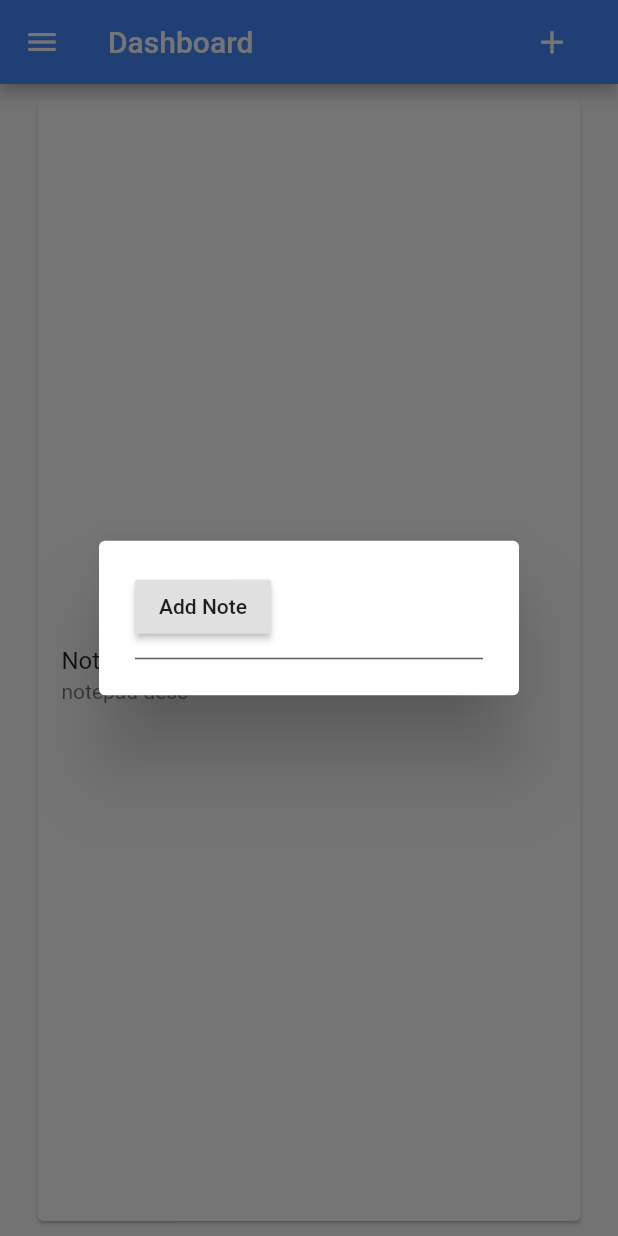
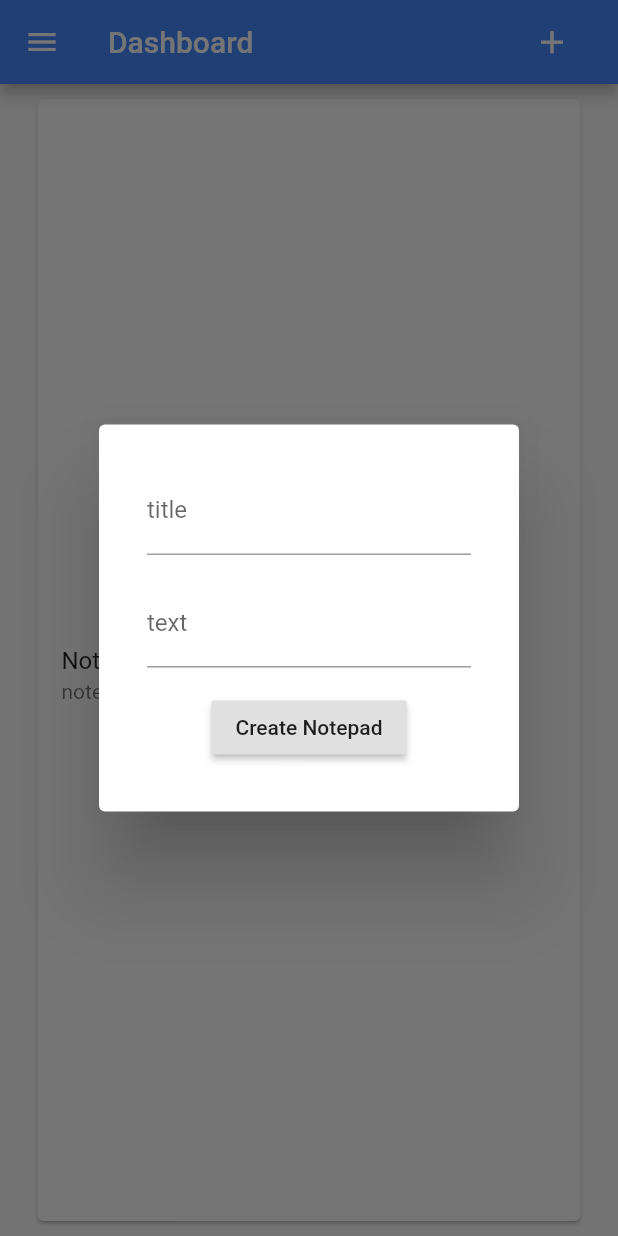
Before and after one commit to kmlcburce/mobileDev_finalProject, a Flutter app: the AccountSettings screen opened directly, after a tap on "Update Settings", after a tap on the "add" icon, on a phone screen of 412 x 824 dp. Run offline on Flutter 3.47's test engine with Material 2 defaults, Android fonts, the phone set to English and light mode, and no system bars.

Commit message:
done with the dashboard, gonna figure out on the notepad itself

```diff
--- a/lib/screens/DashboardScreen.dart
+++ b/lib/screens/DashboardScreen.dart
@@ -83,10 +83,16 @@ class _DashboardScreenState extends State<DashboardScreen> {
                         content: Stack(
                           overflow: Overflow.visible,
                           children: <Widget>[
-                            TextFormField(
-                              //controller here
+                            Form(
+                              child: Column(
+                                mainAxisSize: MainAxisSize.min,
+                                children: <Widget>[
+                                  Padding(
+                                    padding: EdgeInsets.all(8.0),
+                                    child: TextFormField(
                                       decoration: const InputDecoration(
-                                  hintText: 'Add a title', labelText: 'title'),
+                                          hintText: 'Add a title',
+                                          labelText: 'title'),
                                       validator: (value) {
                                         if (value.isEmpty) {
                                           return "Please enter a title";
@@ -94,10 +100,13 @@ class _DashboardScreenState extends State<DashboardScreen> {
                                         return "Text Please";
                                       },
                                     ),
-                            TextFormField(
-                              //controller here
+                                  ),
+                                  Padding(
+                                    padding: EdgeInsets.all(8.0),
+                                    child: TextFormField(
                                       decoration: const InputDecoration(
-                                  hintText: 'Add Text', labelText: 'text'),
+                                          hintText: 'Add Text',
+                                          labelText: 'text'),
                                       validator: (value) {
                                         if (value.isEmpty) {
                                           return "Please enter a text";
@@ -105,11 +114,15 @@ class _DashboardScreenState extends State<DashboardScreen> {
                                         return "Text Please";
                                       },
                                     ),
-                            RaisedButton(
-                              child: Text('Add Note'),
-                              onPressed: () async {
-                                Navigator.pop(context);
-                              },
+                                  ),
+                                  Padding(
+                                    padding: EdgeInsets.all(8.0),
+                                    child: RaisedButton(
+                                        child: Text("Create Notepad"),
+                                        onPressed: () {}),
+                                  ),
+                                ],
+                              ),
                             ),
                           ],
                         ),
--- a/lib/screens/NotepadScreen.dart
+++ b/lib/screens/NotepadScreen.dart
@@ -21,8 +21,10 @@ class _NotepadScreenState extends State<NotepadScreen> {
           child: Container(
             padding: EdgeInsets.all(15),
             child: new NoteFormFieldBuilder(),
-              )),
-        ));
+          ),
+        ),
+      ),
+    );
   }
 }
 
```
Also changed, not shown: lib/Models/NoteMod.dart (added, +97 -0 lines), lib/main.dart (+5 -3 lines), lib/Models/Notes_DB.dart (renamed from lib/screens/Notes_DB.dart). Lines whose indentation alone changed are shown as unchanged.
